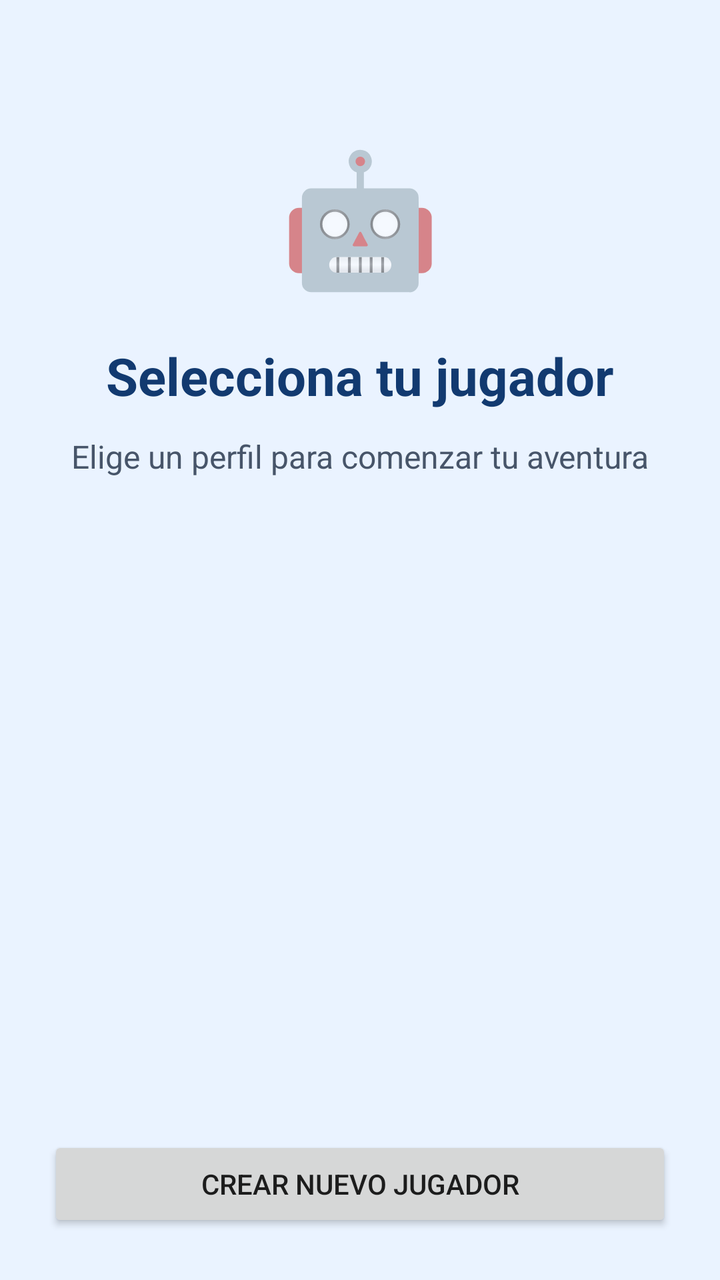
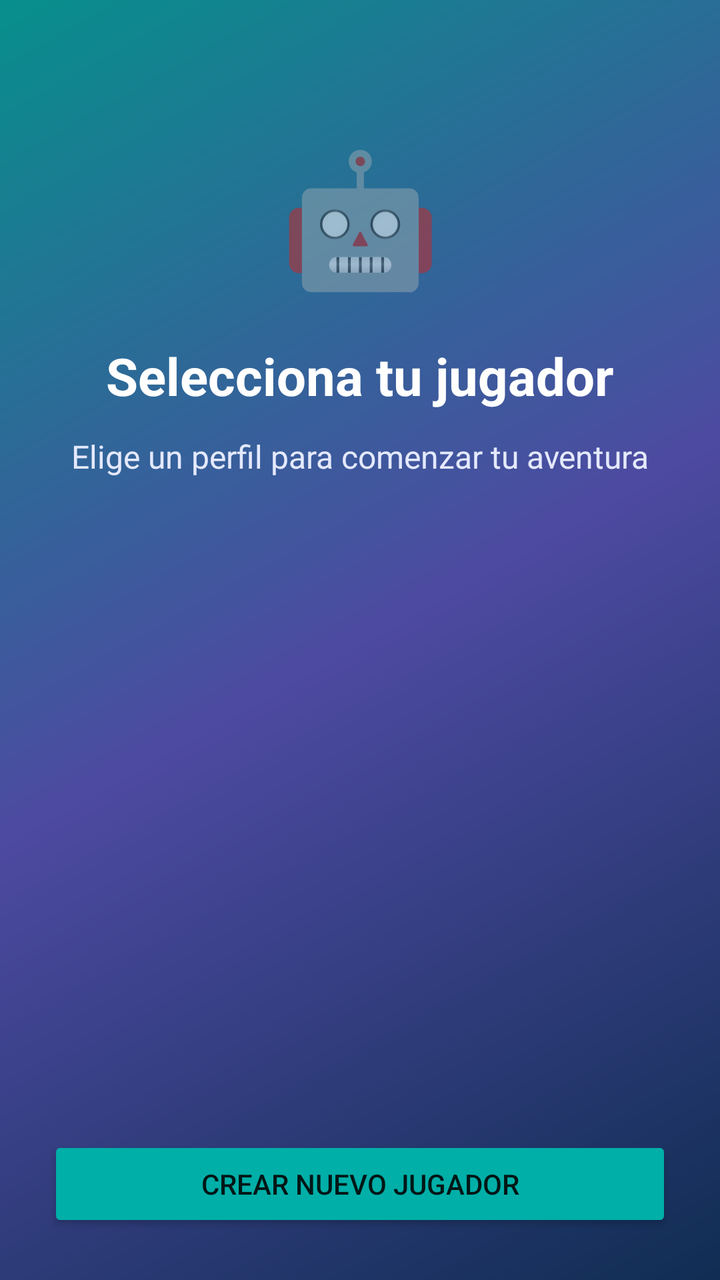

The first picture is an Android layout as it rendered before a commit; the second is the same layout after the commit. The layout source and the unified diff follow.
<!-- AndroidManifest.xml: application theme Theme.AppCompat.DayNight.NoActionBar -->
<!-- res/layout/activity_seleccion_jugador.xml -->
<?xml version="1.0" encoding="utf-8"?>
<LinearLayout
    xmlns:android="http://schemas.android.com/apk/res/android"
    android:layout_width="match_parent"
    android:layout_height="match_parent"
    android:orientation="vertical"
    android:padding="24dp"
    android:background="#EAF3FF">

    <TextView
        android:layout_width="match_parent"
        android:layout_height="wrap_content"
        android:text="🤖"
        android:textSize="65sp"
        android:gravity="center"
        android:layout_marginTop="40dp"/>

    <TextView
        android:layout_width="match_parent"
        android:layout_height="wrap_content"
        android:text="Selecciona tu jugador"
        android:textSize="26sp"
        android:textStyle="bold"
        android:textColor="#123A70"
        android:gravity="center"
        android:layout_marginTop="20dp"/>

    <TextView
        android:layout_width="match_parent"
        android:layout_height="wrap_content"
        android:text="Elige un perfil para comenzar tu aventura"
        android:textSize="16sp"
        android:textColor="#475569"
        android:gravity="center"
        android:layout_marginTop="12dp"/>

    <ScrollView
        android:layout_width="match_parent"
        android:layout_height="0dp"
        android:layout_weight="1"
        android:layout_marginTop="24dp">

        <LinearLayout
            android:id="@+id/contenedorJugadores"
            android:layout_width="match_parent"
            android:layout_height="wrap_content"
            android:orientation="vertical"/>

    </ScrollView>

    <Button
        android:id="@+id/btnRegistrarJugador"
        android:layout_width="match_parent"
        android:layout_height="wrap_content"
        android:text="CREAR NUEVO JUGADOR"
        android:layout_marginTop="16dp"/>

</LinearLayout>
<!-- resources referenced by this layout -->
<resources>

</resources>

<!-- the commit's change to res/layout/activity_seleccion_jugador.xml (unified diff, before → after) -->
@@ -5,7 +5,7 @@
     android:layout_height="match_parent"
     android:orientation="vertical"
     android:padding="24dp"
-    android:background="#EAF3FF">
+    android:background="@drawable/bg_welcome_gradient">
 
     <TextView
         android:layout_width="match_parent"
@@ -21,7 +21,7 @@
         android:text="Selecciona tu jugador"
         android:textSize="26sp"
         android:textStyle="bold"
-        android:textColor="#123A70"
+        android:textColor="#FFFFFF"
         android:gravity="center"
         android:layout_marginTop="20dp"/>
 
@@ -30,7 +30,7 @@
         android:layout_height="wrap_content"
         android:text="Elige un perfil para comenzar tu aventura"
         android:textSize="16sp"
-        android:textColor="#475569"
+        android:textColor="#E4E9FC"
         android:gravity="center"
         android:layout_marginTop="12dp"/>
 
@@ -53,6 +53,7 @@
         android:layout_width="match_parent"
         android:layout_height="wrap_content"
         android:text="CREAR NUEVO JUGADOR"
+        android:backgroundTint="#00AFA8"
         android:layout_marginTop="16dp"/>
 
 </LinearLayout>
<!-- resource entries referenced after the edit -->
@@ -1,5 +1,10 @@
 <!-- resources referenced by this layout -->
 <resources>
-
+  <!-- drawable bg_welcome_gradient (drawable) -->
+  <?xml version="1.0" encoding="utf-8"?>
+  <shape xmlns:android="http://schemas.android.com/apk/res/android">
+      <gradient android:angle="135" android:startColor="#102D53"
+          android:centerColor="#4D4AA1" android:endColor="#078F8C"/>
+  </shape>
 </resources>
 
